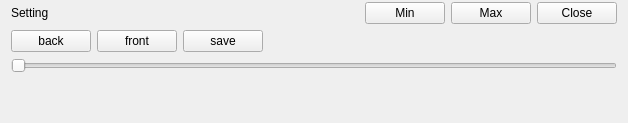
Qt form widget.ui (qiuzhiqian/wpmaster) before a commit.
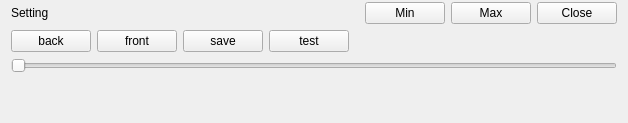
The same form after that commit.

What changed in the file:
```diff
--- a/widget.ui
+++ b/widget.ui
@@ -78,6 +78,13 @@
        </property>
       </widget>
      </item>
+     <item>
+      <widget class="QPushButton" name="btn_test">
+       <property name="text">
+        <string>test</string>
+       </property>
+      </widget>
+     </item>
      <item>
       <spacer name="horizontalSpacer">
        <property name="orientation">
```
